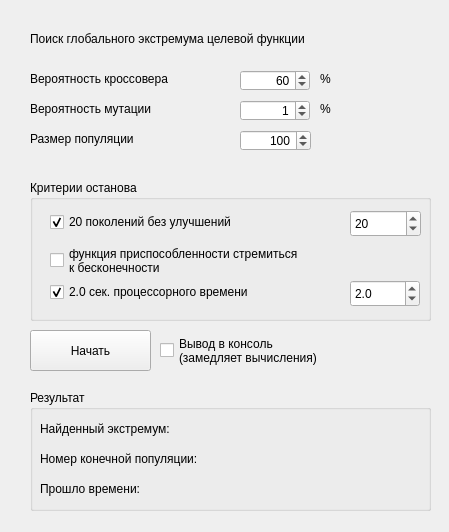
Before: the Qt Designer form mainwindow.ui in krylovilya/Evolutionary_algorithm, drawn with Qt 5.
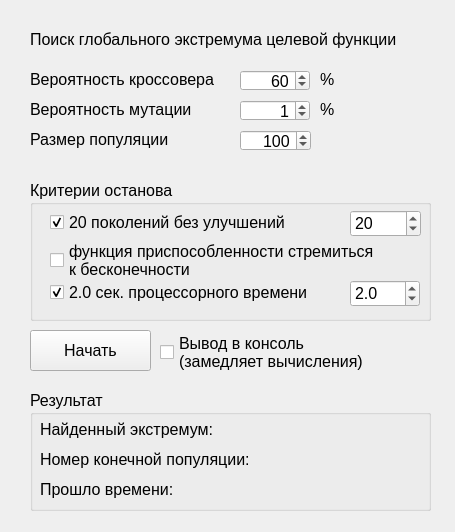
After: the same form once the commit is applied.

Diff of the .ui file:
```diff
--- a/mainwindow.ui
+++ b/mainwindow.ui
@@ -6,10 +6,15 @@
    <rect>
     <x>0</x>
     <y>0</y>
-    <width>449</width>
+             <width>455</width>
     <height>532</height>
    </rect>
   </property>
+     <property name="font">
+         <font>
+             <pointsize>12</pointsize>
+         </font>
+     </property>
   <property name="windowTitle">
    <string>MainWindow</string>
   </property>
@@ -341,8 +346,8 @@
      <rect>
       <x>160</x>
       <y>330</y>
-      <width>271</width>
-      <height>41</height>
+            <width>206</width>
+            <height>44</height>
      </rect>
     </property>
     <property name="text">
```
Lines whose indentation alone changed are shown as unchanged.
